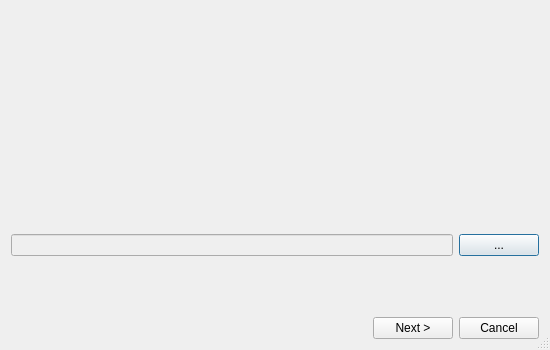
The window that Helpviewer/Bookmarks/BookmarksImportDialog.ui (testmana2/test) describes before a commit, drawn with Qt 5.
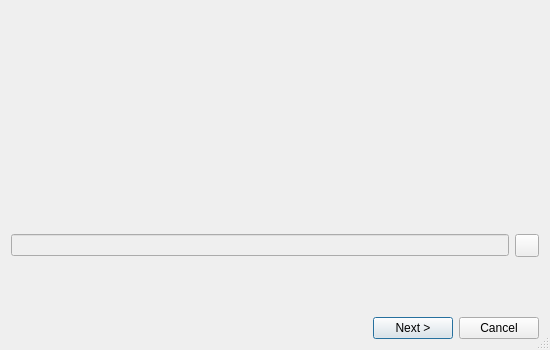
The same window after the commit. The open tabs and pages were chosen to show the change.

Commit message: Changed all the file or directory selection buttons to QToolButton and gave them an icon.

Diff of the .ui file:
```diff
--- a/Helpviewer/Bookmarks/BookmarksImportDialog.ui
+++ b/Helpviewer/Bookmarks/BookmarksImportDialog.ui
@@ -126,11 +126,7 @@
           </widget>
          </item>
          <item>
-          <widget class="QPushButton" name="chooseButton">
-           <property name="text">
-            <string notr="true">...</string>
-           </property>
-          </widget>
+          <widget class="QToolButton" name="chooseButton"/>
          </item>
         </layout>
        </item>
```
Left out of the diff: 25 changed lines with no effect on the pictures. The commit also changes 127 other files.
